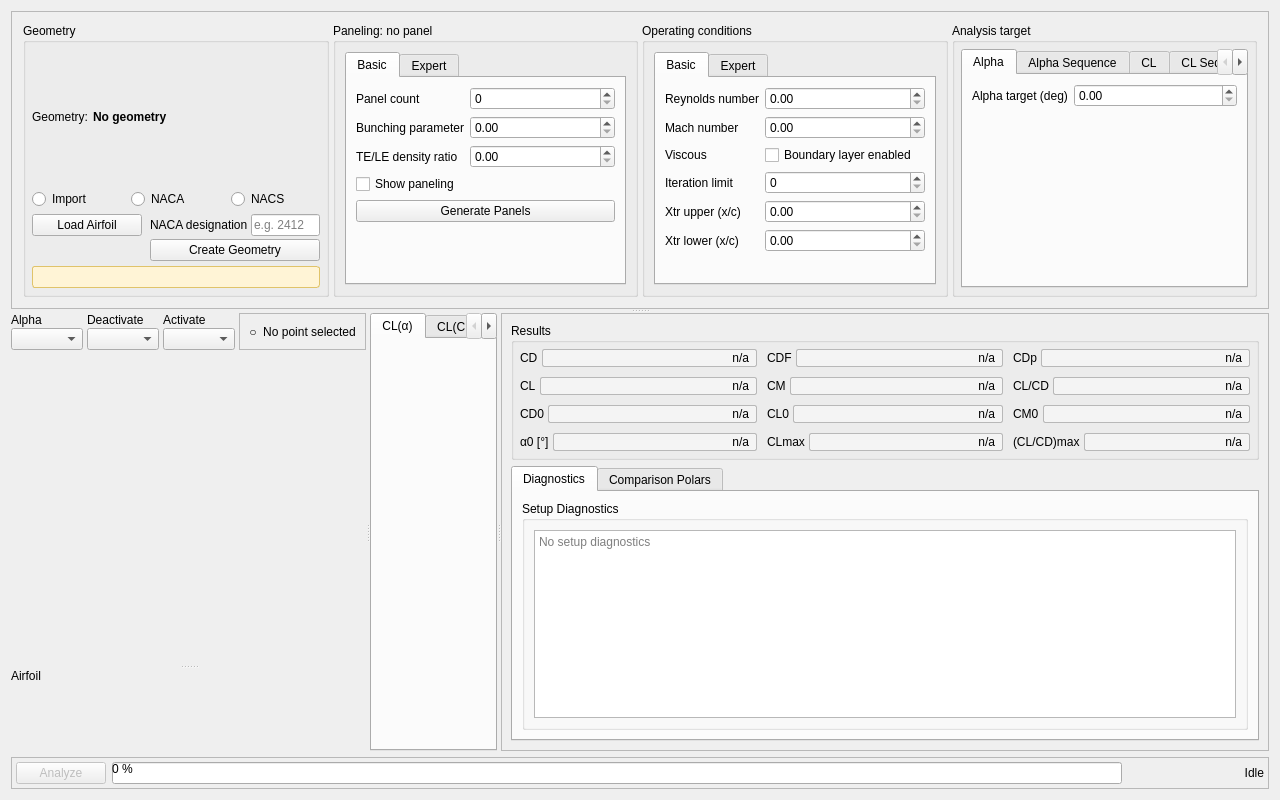
Before: the Qt Designer form src/gui/XFoilWidget.ui in of33/XFOIL.next, drawn with Qt 5.
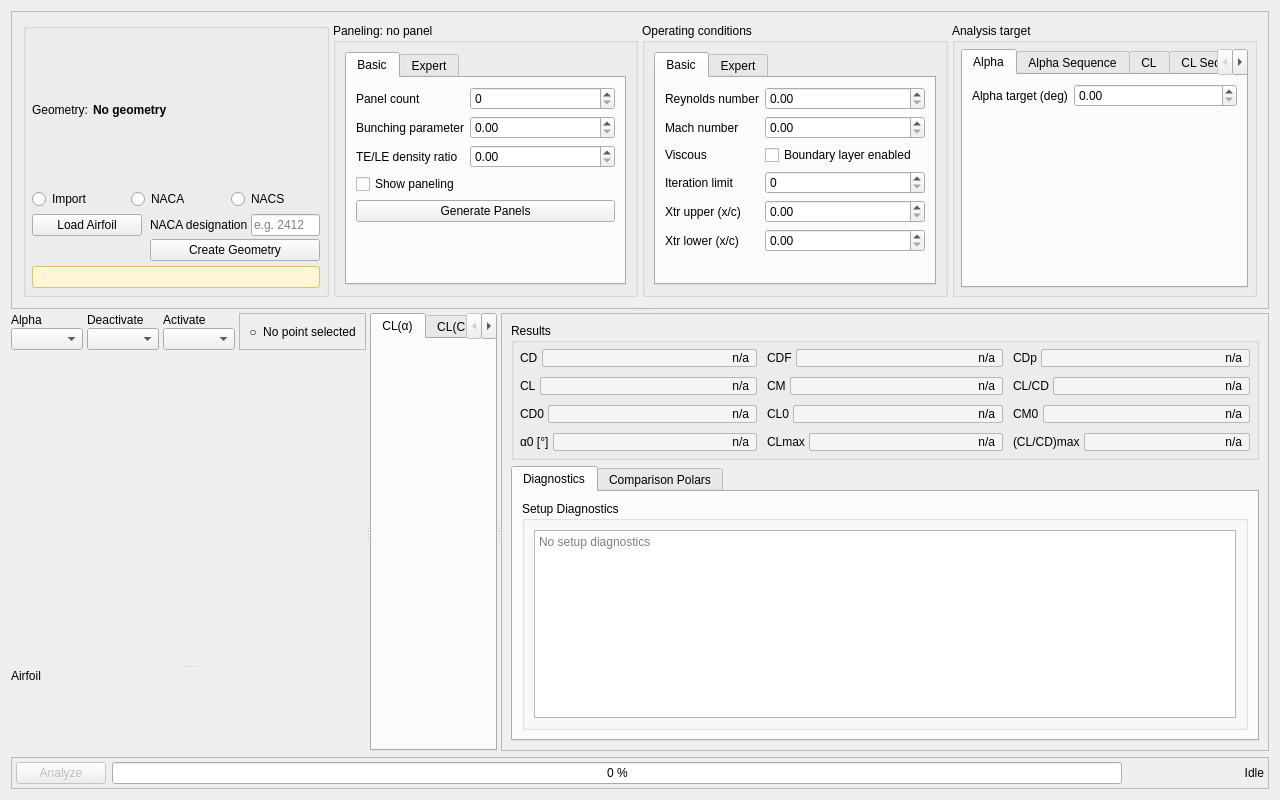
After: the same form once the commit is applied. Custom widgets are drawn as their Qt base class.

Commit message: Correct GUI geometry header and progress text

```diff
--- a/src/gui/XFoilWidget.ui
+++ b/src/gui/XFoilWidget.ui
@@ -97,7 +97,7 @@
               </sizepolicy>
              </property>
              <property name="title">
-              <string>Geometry</string>
+              <string/>
              </property>
              <layout class="QVBoxLayout" name="geometryGroupLayout">
               <property name="leftMargin">
@@ -2757,6 +2757,9 @@
         <property name="textVisible">
          <bool>true</bool>
         </property>
+        <property name="alignment">
+         <set>Qt::AlignCenter</set>
+        </property>
        </widget>
       </item>
       <item>
```
The commit also changes 2 other files.
